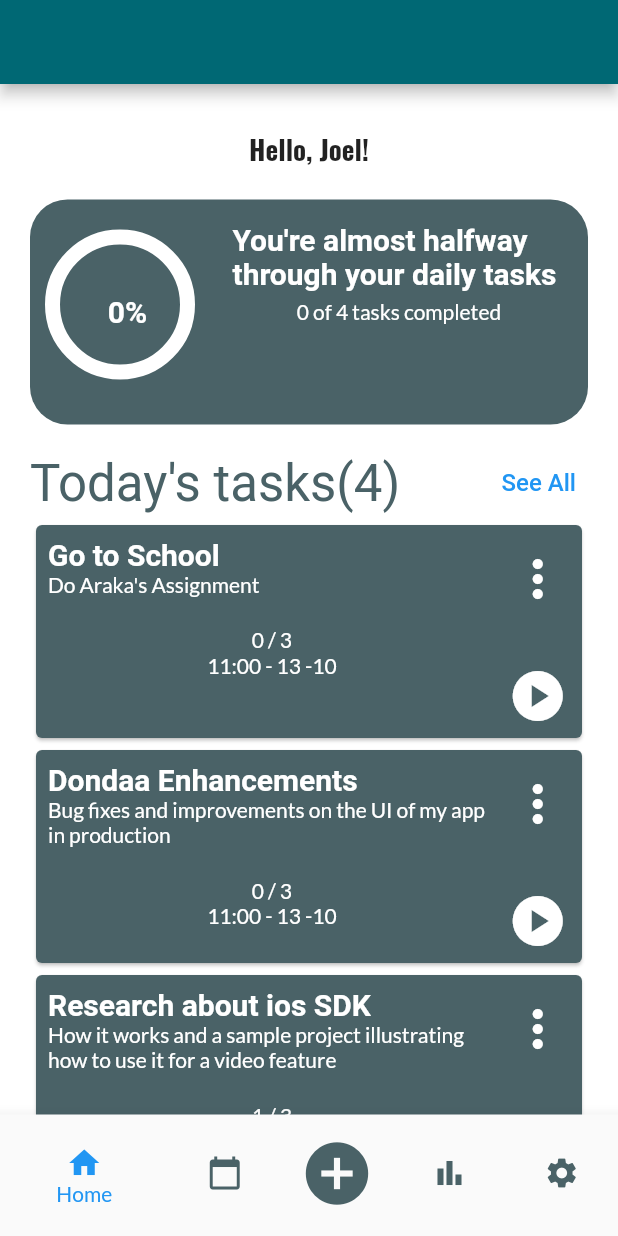
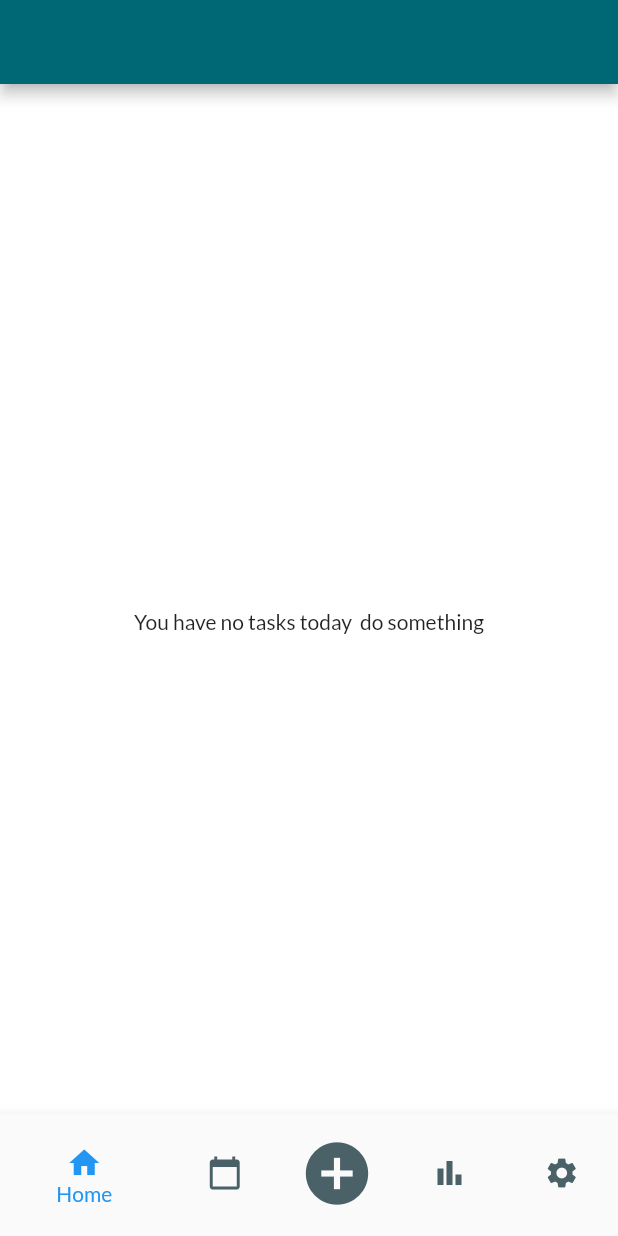
Before and after one commit to chotixity/TODO, a Flutter app: the screen it shows after launch, on a phone screen of 412 x 824 dp. Run offline on Flutter 3.47's test engine with Material 2 defaults, Android fonts, the phone set to English and light mode, and no system bars; our stand-ins replace fl_chart, google_fonts, sqflite; accounts and stored records are empty.

Commit message:
changes here and there

```diff
--- a/lib/models/task.dart
+++ b/lib/models/task.dart
@@ -8,7 +8,7 @@ enum Type {
 }
 
 class Task implements Comparable {
-  final int id;
+  //final int id;
   final String taskName;
   final String description;
   final DateTime date;
@@ -18,7 +18,7 @@ class Task implements Comparable {
   final bool completed;
 
   Task(
-    this.id,
+    //this.id,
     this.taskName,
     this.description,
     this.date,
@@ -29,7 +29,7 @@ class Task implements Comparable {
   );
 
   Task.fromRow(Map<String, Object?> row)
-      : id = row['id'] as int,
+      : //id = row['id'] as int,
         taskName = row['task_name'] as String,
         description = row['description'] as String,
         date = row['date'] as DateTime,
@@ -42,10 +42,9 @@ class Task implements Comparable {
   //bool operator ==(covariant Task other) =>
   //   startTime || endTime == other.startTime || other.endTime;
 
-
   @override
   String toString() =>
-      'Task id=$id, taskName: $taskName, description: $description, date: $date, ';
+      'Task taskName: $taskName, description: $description, date: $date, ';
 
   @override
   int compareTo(other) {
--- a/lib/provider/tasks.dart
+++ b/lib/provider/tasks.dart
@@ -11,48 +11,7 @@ class Tasks extends ChangeNotifier {
 
    */
 
-  List<Task> _tasks = [
-    Task(
-      1,
-      'Go to School',
-      'Do Araka\'s Assignment',
-      DateTime.now(),
-      Type.personal,
-      TimeOfDay.now(),
-      TimeOfDay.now(),
-      false,
-    ),
-    Task(
-      1,
-      'Sleep',
-      'Do Araka\'s Assignment',
-      DateTime.now(),
-      Type.personal,
-      TimeOfDay.now(),
-      TimeOfDay.now(),
-      false,
-    ),
-    Task(
-      1,
-      'Go to School',
-      'Do Araka\'s Assignment',
-      DateTime.now().add(const Duration(days: 1)),
-      Type.personal,
-      TimeOfDay.now(),
-      TimeOfDay.now(),
-      false,
-    ),
-    Task(
-      1,
-      'Hello',
-      'Do Araka\'s Assignment',
-      DateTime.now(),
-      Type.personal,
-      TimeOfDay.now(),
-      TimeOfDay.now(),
-      false,
-    ),
-  ];
+  List<Task> _tasks = [];
 
   List<Task> get tasks {
     return [..._tasks];
@@ -66,7 +25,6 @@ class Tasks extends ChangeNotifier {
 
   double completedTasks() {
     final completedTasks = tasks.where((task) => task.completed == true);
-    notifyListeners();
     return completedTasks.length / tasks.length;
   }
 
@@ -80,6 +38,11 @@ class Tasks extends ChangeNotifier {
     notifyListeners();
   }
 
+  deleteTask(int index) {
+    _tasks.removeAt(index);
+    notifyListeners();
+  }
+
   fetchTasks() async {
     _tasks = await _dbHelper.fetchTasks();
     notifyListeners();
--- a/lib/screens/calendar.dart
+++ b/lib/screens/calendar.dart
@@ -41,6 +41,12 @@ class _CalendarState extends State<Calendar> {
                 itemCount: todayTasks.length,
                 itemBuilder: (context, index) {
                   return ListTile(
+                    leading: Icon(
+                      todayTasks[index].completed
+                          ? Icons.done
+                          : Icons.timelapse,
+                    ),
+                    subtitle: Text(provider.tasks[index].description),
                     title: Text(todayTasks[index].taskName),
                   );
                 },
--- a/lib/screens/home.dart
+++ b/lib/screens/home.dart
@@ -77,29 +77,17 @@ class _HomeState extends State<Home> {
                     ],
                   ),
                   Flexible(
-                    child: ListView(
-                      children: [
-                        Tile(
-                          title: provider.tasks[0].taskName,
-                          description: provider.tasks[0].description,
-                          completedSessions: '0 / 3',
-                          time: '11:00 - 13 -10',
-                        ),
-                        const Tile(
-                          title: 'Dondaa Enhancements',
-                          description:
-                              'Bug fixes and improvements on the UI of my app in production',
-                          completedSessions: '0 / 3',
-                          time: '11:00 - 13 -10',
-                        ),
-                        const Tile(
-                          title: 'Research about ios SDK',
-                          description:
-                              'How it works and a sample project illustrating how to use it for a video feature',
-                          completedSessions: '1 / 3',
-                          time: '11:00 - 13 -10',
-                        )
-                      ],
+                    child: ListView.builder(
+                      itemCount: provider.tasks.length,
+                      itemBuilder: ((context, index) {
+                        return Tile(
+                          title: provider.tasks[index].taskName,
+                          description: provider.tasks[index].description,
+                          //completedSessions: '0 / 3',
+                          time:
+                              '${provider.tasks[index].startTime.format(context)} - ${provider.tasks[index].endTime.format(context)}',
+                        );
+                      }),
                     ),
                   )
                 ],
--- a/lib/screens/new_task.dart
+++ b/lib/screens/new_task.dart
@@ -1,6 +1,8 @@
 import 'package:flutter/material.dart';
 
 import 'package:intl/intl.dart';
+import 'package:todo_app/models/task.dart';
+import 'package:todo_app/provider/tasks.dart';
 
 enum Type {
   Study,
@@ -51,6 +53,7 @@ class _NewTaskState extends State<NewTask> {
 
   @override
   Widget build(BuildContext context) {
+    final tasks = Tasks();
     final theme = Theme.of(context);
     return Padding(
       padding: const EdgeInsets.symmetric(vertical: 30, horizontal: 20),
@@ -240,7 +243,17 @@ class _NewTaskState extends State<NewTask> {
                       theme.colorScheme.secondary),
                 ),
                 onPressed: () {
-                  //Tasks.addNewTask();
+                  tasks.addNewTask(
+                    Task(
+                      _taskNameController.text,
+                      _descriptionController.text,
+                      DateTime(int.parse(_dateController.text)),
+                      _typeController,
+                      selectedTime,
+                      endTime,
+                      false,
+                    ),
+                  );
                 },
                 child: Text(
                   'SAVE',
--- a/lib/widgets/tile.dart
+++ b/lib/widgets/tile.dart
@@ -3,13 +3,13 @@ import 'package:flutter/material.dart';
 class Tile extends StatelessWidget {
   final String title;
   final String description;
-  final String completedSessions;
+  //final String completedSessions;
   final String time;
   const Tile({
     super.key,
     required this.title,
     required this.description,
-    required this.completedSessions,
+    //required this.completedSessions,
     required this.time,
   });
 
@@ -58,11 +58,6 @@ class Tile extends StatelessWidget {
                         height: 20,
                       ),
                       Text(
-                        completedSessions.toString(),
-                        style: Theme.of(context).textTheme.bodyMedium!.copyWith(
-                            color: Theme.of(context).colorScheme.onPrimary),
-                      ),
-                      Text(
                         time,
                         style: Theme.of(context).textTheme.bodyMedium!.copyWith(
                             color: Theme.of(context).colorScheme.onPrimary),
@@ -96,9 +91,12 @@ class Tile extends StatelessWidget {
                                     leading: Icon(Icons.done),
                                     title: Text('Mark as Completed'),
                                   ),
-                                  const ListTile(
-                                    leading: Icon(Icons.delete),
-                                    title: Text('Delete Task'),
+                                  InkWell(
+                                    onTap: () {},
+                                    child: const ListTile(
+                                      leading: Icon(Icons.delete),
+                                      title: Text('Delete Task'),
+                                    ),
                                   ),
                                   InkWell(
                                     onTap: () {
```
